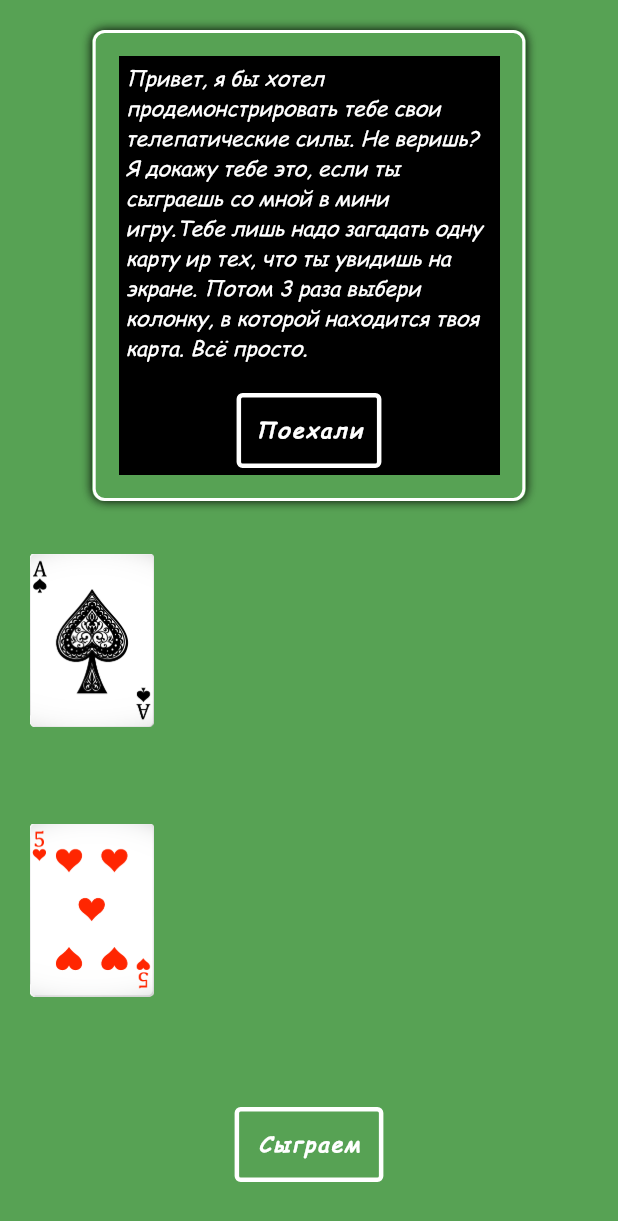
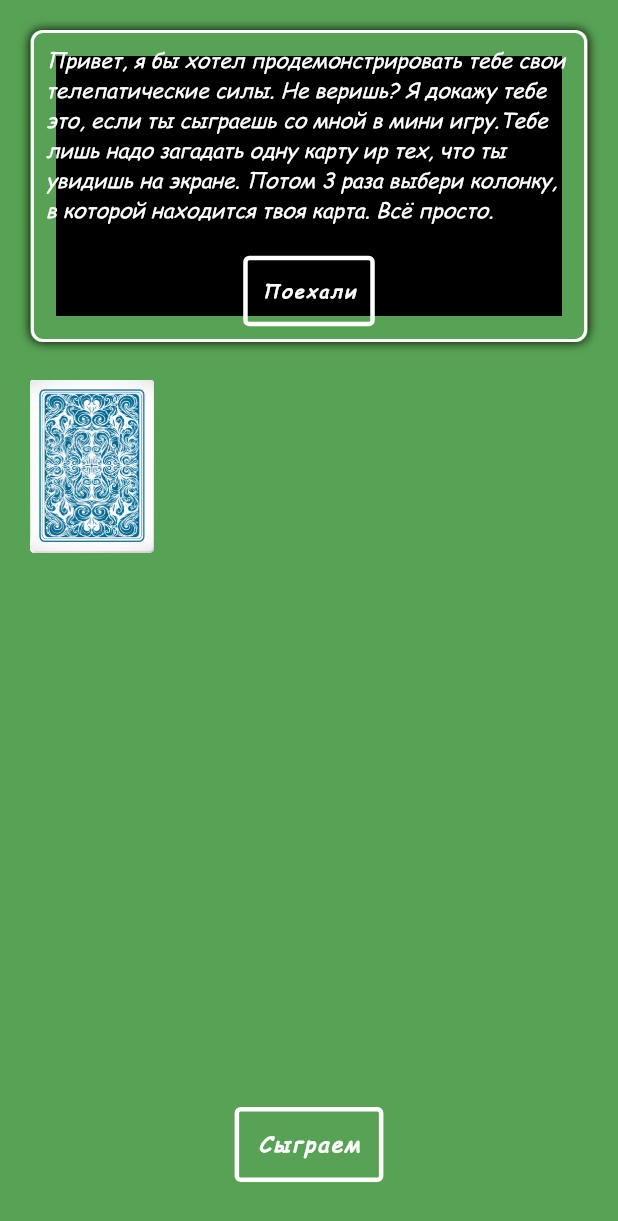
Before and after one commit to QQOld/cardfocus_practice, a Flutter app: the screen it shows after launch, on a phone screen of 412 x 824 dp. Shown: the top 1221 px of the screen. Run offline on Flutter 3.47's test engine with Material 2 defaults, Android fonts, the phone set to English and light mode, and no system bars.

Commit message:
Колода рубашкой вверх на начальном экране, размеры адаптивичк

```diff
--- a/lib/main.dart
+++ b/lib/main.dart
@@ -130,20 +130,19 @@ class _CardsDisplayState extends State<CardsDisplay>
   bool mainAnimIsCompleted = false;
   bool isCardChosen = true;
   bool isShuffling = false;
-  bool isReady = false;
   bool isVisible = true;
 
   int columnChoice = 0;
   int _choiceCount = 0;
   int onWhichColumnPointerIs = 0;
-  final columnAnimDuration = 2000;
+  final columnAnimDuration = 1500;
 
   @override
   void initState() {
     super.initState();
 
     startAnimController = AnimationController(
-        duration: const Duration(milliseconds: 2500), vsync: this);
+        duration: const Duration(milliseconds: 1100), vsync: this);
     startAnimation = Tween<double>(begin: 0.0, end: 1.0).animate(
         CurvedAnimation(parent: startAnimController, curve: Curves.easeInQuad))
       ..addListener(() {
@@ -211,7 +210,7 @@ class _CardsDisplayState extends State<CardsDisplay>
       //почему не работает без if?
       controller.reverse();
     }
-    Future.delayed(Duration(milliseconds: columnAnimDuration), () {
+    Future.delayed(Duration(milliseconds: columnAnimDuration + 1700), () {
       setState(() {
         _choiceCount++;
         columnChoice = num;
@@ -230,29 +229,30 @@ class _CardsDisplayState extends State<CardsDisplay>
             tween: Tween<double>(begin: 0.0, end: 1.0),
             duration: const Duration(milliseconds: 3000),
             builder: (_, double opacity, __) {
-              return Column(
+              return Opacity(
+                opacity: opacity,
+                child: Column(
                   mainAxisAlignment: MainAxisAlignment.center,
                   mainAxisSize: MainAxisSize.min,
                   children: [
                     Container(
                       margin: const EdgeInsets.only(bottom: 20),
-                    child: const Text(
-                      "Ваша карта:",
+                      child: Text(
+                        "Я же говорил",
                         style: TextStyle(
-                        fontSize: 26,
+                          fontFamily: "ComicSansMS",
+                          fontSize: 26*opacity,
                           fontWeight: FontWeight.bold,
                           color: Colors.white,
                         ),
                       ),
                     ),
-                  Opacity(
-                    opacity: opacity,
-                    child: SizedBox(
-                      width: 300*opacity,
+                    SizedBox(
+                      width: 246*opacity,
                       child: images[11],
-                    ),
                     )
                   ],
+                ),
               );
             }),
       );
@@ -326,9 +326,11 @@ class _CardsDisplayState extends State<CardsDisplay>
                         duration: const Duration(milliseconds: 1000),
                         constraints:
                             const BoxConstraints(minHeight: 0, maxHeight: 400),
-                        width: MediaQuery.of(context).size.width * 0.7,
-                        padding: const EdgeInsets.all(20),
-                        margin: const EdgeInsets.only(bottom: 35),
+                        width: MediaQuery.of(context).size.width <= 660 || MediaQuery.of(context).size.height <= 660
+                            ? MediaQuery.of(context).size.width * 0.9
+                            : MediaQuery.of(context).size.width * 0.7,
+                        padding: EdgeInsets.all(MediaQuery.of(context).size.width <= 660 || MediaQuery.of(context).size.height <= 660 ? 8 : 20),
+                        margin: const EdgeInsets.only(bottom: 25),
                         decoration: BoxDecoration(
                           border: Border.all(color: Colors.white, width: 2),
                           borderRadius: BorderRadius.circular(8),
@@ -390,11 +392,11 @@ class _CardsDisplayState extends State<CardsDisplay>
                                     });
                                   });
                                 },
-                                child: const Text(
+                                child: Text(
                                   "Поехали",
                                   style: TextStyle(
                                     color: Colors.white,
-                                    fontSize: 14,
+                                    fontSize: MediaQuery.of(context).size.width <= 660 || MediaQuery.of(context).size.height <= 660 ? 12 : 14,
                                     fontStyle: FontStyle.italic,
                                     fontWeight: FontWeight.w600,
                                     fontFamily: "ComicSansMS",
@@ -412,29 +414,32 @@ class _CardsDisplayState extends State<CardsDisplay>
                   Container(),
                   ...List.generate(
                       11,
-                      (index) => Positioned(
+                      (index) => AnimatedPositioned(
+                            duration: const Duration(milliseconds: 900),
                             width: calcCardSize(context),
                             top: 0,
                             left: startAnimation.value *
                                 index *
                                 (MediaQuery.of(context).size.width - 130) *
                                 (1 / 11),
-                            child: images[index],
+                            child: images[index + 11],
                           )),
                   ...List.generate(
                       11,
-                      (index) => Positioned(
+                      (index) => AnimatedPositioned(
+                          duration: const Duration(milliseconds: 900),
                           width: calcCardSize(context),
-                          top: MediaQuery.of(context).size.height > 660
+                          top: isVisible
+                              ? 0 : MediaQuery.of(context).size.height > 500
                                 ? 180
                                 : MediaQuery.of(context).size.height -
                                     calcCardHeight(context) -
-                                  300,
+                                    160,
                           left: startAnimation.value *
                               index *
                               (MediaQuery.of(context).size.width - 130) *
                               (1 / 11),
-                          child: images[index + 11]))
+                          child: images[10 - index]))
                 ]),
               ),
             ],
@@ -556,10 +561,10 @@ class _CardsDisplayState extends State<CardsDisplay>
                 ),
                 //Палец
                 AnimatedPositioned(
-                  duration: const Duration(milliseconds: 800),
-                  width: 80,
+                  duration: const Duration(milliseconds: 700),
+                  width: calcCardSize(context) - 30,
                   bottom: onWhichColumnPointerIs == 0
-                      ? -150
+                      ? -180
                       : MediaQuery.of(context).size.height / 13,
                   left: onWhichColumnPointerIs == 0
                       ? MediaQuery.of(context).size.width / 2 - 40
@@ -578,6 +583,7 @@ class _CardsDisplayState extends State<CardsDisplay>
   @override
   void dispose() {
     controller.dispose();
+    startAnimController.dispose();
     super.dispose();
   }
 }
```
Lines whose indentation alone changed are shown as unchanged.
